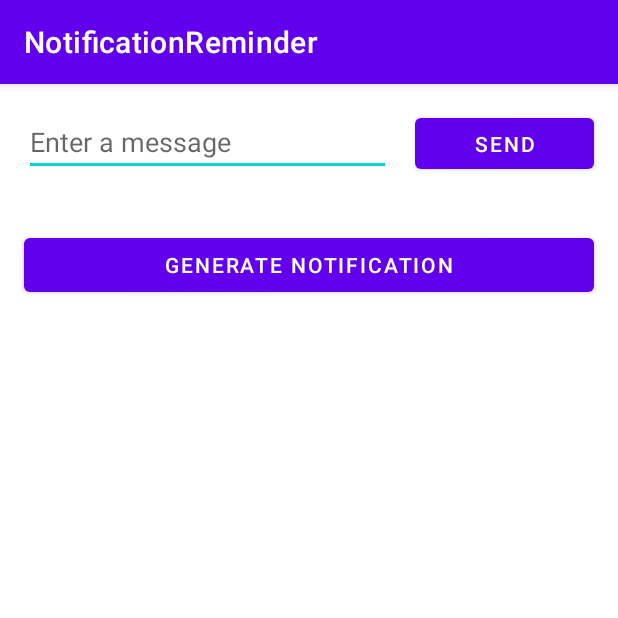
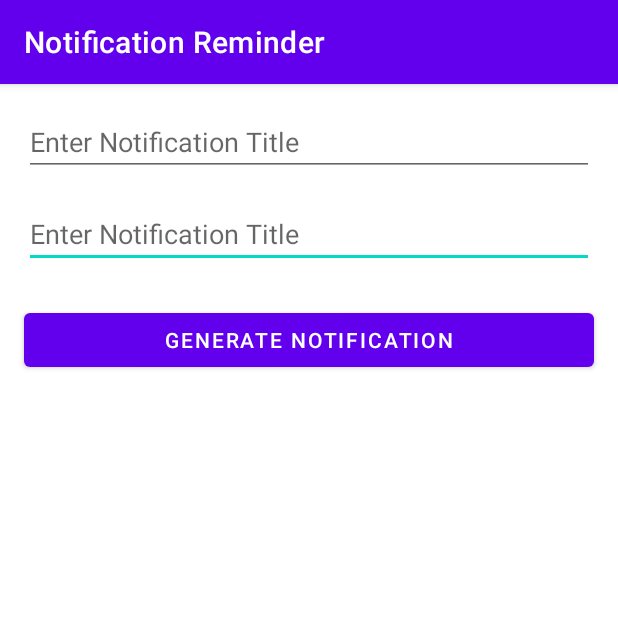
Before and after one commit to mr-woodapple/NotificationReminder, an Android app: the screen it shows after launch (MainActivity), after a tap on "GENERATE NOTIFICATION", on a phone screen of 412 x 824 dp, the top half of it. Run offline under Robolectric (Android 15) with nearby library versions, the phone set to English and light mode, and no system bars.

Commit message:
First working prototype (very basic)

```diff
--- a/app/src/main/java/com/example/notificationreminder/MainActivity.java
+++ b/app/src/main/java/com/example/notificationreminder/MainActivity.java
@@ -41,31 +41,31 @@ public class MainActivity extends AppCompatActivity {
     // Where we store the input from the user to display in the second activity
     public static final String EXTRA_MESSAGE = "com.example.NotificationReminder.MESSAGE";
 
+    // remove this?
     Button notificationBtn;
 
-
-    /** Called when the user taps the Send button */
-    // Method needs to be void, only have View as a parameter and be public to work with onClick()
-    public void sendMessage(View view) {
-
-        // Display the second activity when someone clicks on the first button
-        Intent intent = new Intent(this, DisplayMessageActivity.class);
-        EditText editText = (EditText) findViewById(R.id.editTextTextPersonName);
-        String message = editText.getText().toString();
-        intent.putExtra(EXTRA_MESSAGE, message);
-        startActivity(intent);
-
-    }
 
     /** Called when the user taps the "Create Notification" button */
     public void triggerNotification(View view) {
 
+        // Get user input from the text inputs, clear after user has input his text
+        EditText editNotificationTitle = findViewById(R.id.InputNotificationTitle);
+        EditText editNotificationText = findViewById(R.id.InputNotificationText);
+
+        String notificationTitle = editNotificationTitle.getText().toString();
+        String notificationText = editNotificationText.getText().toString();
+
+        editNotificationTitle.getText().clear();
+        editNotificationText.getText().clear();
+
+
         // This is where the notification get's created
         NotificationCompat.Builder builder = new NotificationCompat.Builder(MainActivity.this, "defaultNotificationChannel")
                 .setSmallIcon(R.drawable.ic_android_blue_24dp)
-                .setContentTitle("Benachrichtigung 1")
-                .setContentText("Dies ist der Inhalt ihrer Benachrichtigung")
+                .setContentTitle(notificationTitle)
+                .setContentText(notificationText)
                 .setPriority(NotificationCompat.PRIORITY_DEFAULT);
+                //.addAction(R.drawable.ic_android_blue_24dp, getString(R.string.delete), deletePendingIntent); Unecessary for now
 
         NotificationManagerCompat managerCompat = NotificationManagerCompat.from(MainActivity.this);
         managerCompat.notify(123, builder.build());
--- a/app/src/main/res/layout/activity_main.xml
+++ b/app/src/main/res/layout/activity_main.xml
@@ -6,30 +6,32 @@
     android:layout_height="match_parent"
     tools:context=".MainActivity">
 
-    <Button
-        android:id="@+id/button"
-        android:layout_width="119dp"
-        android:layout_height="46dp"
-        android:layout_marginStart="16dp"
-        android:layout_marginEnd="16dp"
-        android:onClick="sendMessage"
-        android:text="@string/button_send"
-        app:layout_constraintBaseline_toBaselineOf="@+id/editTextTextPersonName"
-        app:layout_constraintEnd_toEndOf="parent"
-        app:layout_constraintHorizontal_bias="0.5"
-        app:layout_constraintStart_toEndOf="@+id/editTextTextPersonName" />
-
     <EditText
-        android:id="@+id/editTextTextPersonName"
+        android:id="@+id/InputNotificationText"
         android:layout_width="0dp"
         android:layout_height="wrap_content"
         android:layout_marginStart="16dp"
         android:layout_marginTop="16dp"
+        android:layout_marginEnd="16dp"
         android:ems="10"
-        android:hint="@string/edit_message"
+        android:hint="@string/hint_notification_title"
         android:inputType="textPersonName"
-        app:layout_constraintEnd_toStartOf="@+id/button"
-        app:layout_constraintHorizontal_bias="0.5"
+        app:layout_constraintEnd_toEndOf="parent"
+        app:layout_constraintHorizontal_bias="0.0"
+        app:layout_constraintStart_toStartOf="parent"
+        app:layout_constraintTop_toBottomOf="@+id/InputNotificationTitle" />
+
+    <EditText
+        android:id="@+id/InputNotificationTitle"
+        android:layout_width="0dp"
+        android:layout_height="wrap_content"
+        android:layout_marginStart="16dp"
+        android:layout_marginTop="16dp"
+        android:layout_marginEnd="16dp"
+        android:ems="10"
+        android:hint="@string/hint_notification_title"
+        android:inputType="textPersonName"
+        app:layout_constraintEnd_toEndOf="parent"
         app:layout_constraintStart_toStartOf="parent"
         app:layout_constraintTop_toTopOf="parent" />
 
@@ -38,11 +40,12 @@
         android:layout_width="0dp"
         android:layout_height="wrap_content"
         android:layout_marginStart="16dp"
-        android:layout_marginTop="35dp"
+        android:layout_marginTop="24dp"
         android:layout_marginEnd="16dp"
         android:onClick="triggerNotification"
         android:text="Generate Notification"
         app:layout_constraintEnd_toEndOf="parent"
+        app:layout_constraintHorizontal_bias="0.0"
         app:layout_constraintStart_toStartOf="parent"
-        app:layout_constraintTop_toBottomOf="@+id/editTextTextPersonName" />
+        app:layout_constraintTop_toBottomOf="@+id/InputNotificationText" />
 </androidx.constraintlayout.widget.ConstraintLayout>
--- a/app/src/main/res/values/strings.xml
+++ b/app/src/main/res/values/strings.xml
@@ -1,7 +1,8 @@
 <resources>
-    <string name="app_name">NotificationReminder</string>
-    <string name="edit_message">Enter a message</string>
-    <string name="button_send">Send</string>
+    <string name="app_name">Notification Reminder</string>
     <string name="channel_description">Notification Description J</string>
     <string name="channel_name">Notification Channel Name J</string>
+    <string name="hint_notification_title">Enter Notification Title</string>
+    <string name="hint_notification_text">Enter Notification Text</string>
+    <string name="delete">Löschen</string>
 </resources>
```
